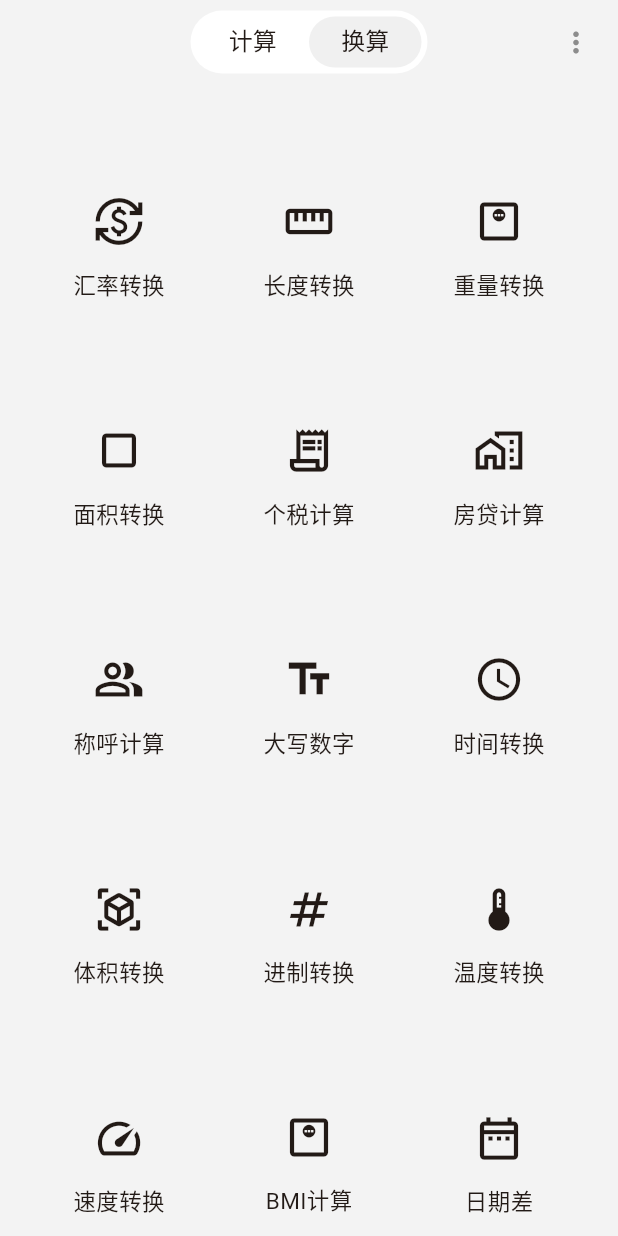
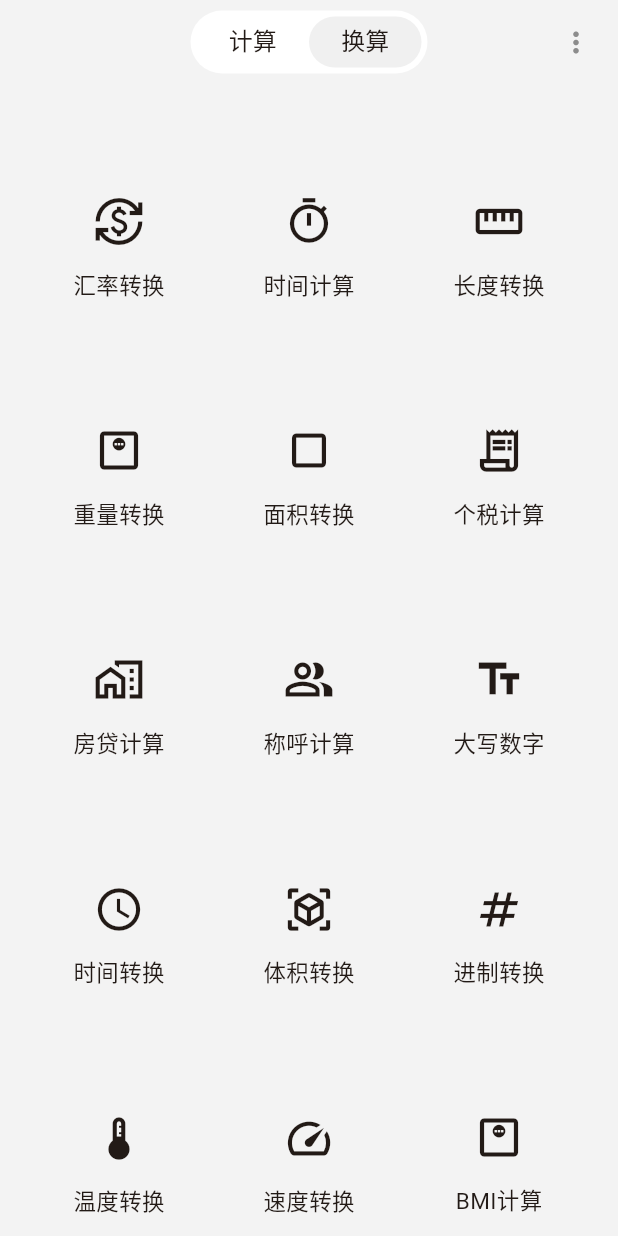
Before and after one commit to fnthinklevi/FnthinkCalculator, a Flutter app: the screen it shows after launch, after a tap on "换算", on a phone screen of 412 x 824 dp. Run offline on Flutter 3.47's test engine with Material 3 defaults, Android fonts, the phone set to English and light mode, and no system bars; our stand-ins replace audioplayers, shared_preferences; network calls fail.

Commit message:
feat: 拆分时间计算与时差计算
- 时长计算页拆为「时间计算」（时长加减）与「时差计算」（两时刻差）两个独立页，各自 PageHeader，不再共用分段标签
- 时间计算入口移到换算首页首行靠前位置；入口总数 20
- 同步 UI 顺序守卫、键盘尺寸/响应式守卫与时间页测试；222 项测试全绿
- 更新 README、base 与 xiaomi-reference 的入口、页面与读数说明

```diff
--- a/lib/features/converter/converter_home_page.dart
+++ b/lib/features/converter/converter_home_page.dart
@@ -30,6 +30,12 @@ class ConverterHomePage extends StatelessWidget {
           context,
           CurrencyConverterPage(repository: currencyRepository),
         ),
+      ),
+      _GridEntry(
+        keyId: 'tool-time-calculation',
+        icon: Icons.timer_outlined,
+        label: '时间计算',
+        onTap: () => _push(context, const TimeCalculationPage()),
       ),
       for (final id in const ['length', 'weight', 'area'])
         _GridEntry(
@@ -110,10 +116,10 @@ class ConverterHomePage extends StatelessWidget {
         onTap: () => _push(context, const DateAddPage()),
       ),
       _GridEntry(
-        keyId: 'tool-duration',
-        icon: Icons.timer_outlined,
-        label: '时长计算',
-        onTap: () => _push(context, const DurationPage()),
+        keyId: 'tool-time-difference',
+        icon: Icons.timelapse,
+        label: '时差计算',
+        onTap: () => _push(context, const TimeDifferencePage()),
       ),
       _GridEntry(
         keyId: 'tool-age',
```
Also changed, not shown: lib/features/multifunction/time/duration_view.dart (+10 -30 lines), lib/features/multifunction/time/time_tool_pages.dart (+18 -5 lines), 7 other files.
